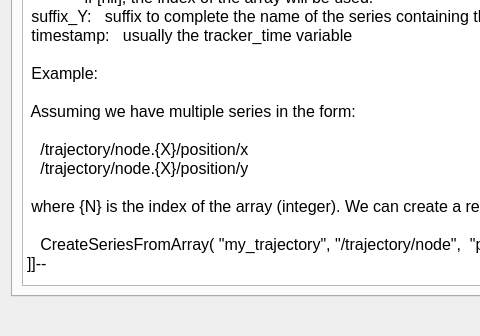
First picture: the form in plotjuggler_plugins/ToolboxLuaEditor/lua_editor.ui, repository facontidavide/plotjuggler-release, before the edit; both pictures show x 0 to 480 and y 291 to 627 of the 1084 by 627 pixel window.
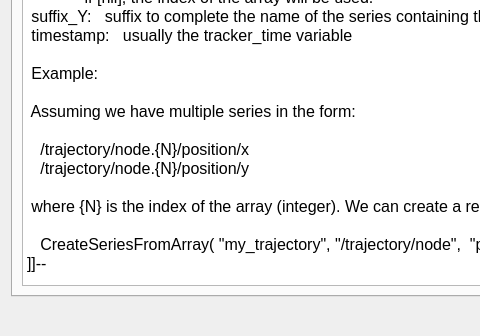
Second picture: the form after the edit. The open tabs and pages were chosen to show the change.

Patch:
```diff
--- a/plotjuggler_plugins/ToolboxLuaEditor/lua_editor.ui
+++ b/plotjuggler_plugins/ToolboxLuaEditor/lua_editor.ui
@@ -313,8 +313,8 @@
  
  Assuming we have multiple series in the form:
  
-   /trajectory/node.{X}/position/x
-   /trajectory/node.{X}/position/y
+   /trajectory/node.{N}/position/x
+   /trajectory/node.{N}/position/y
    
  where {N} is the index of the array (integer). We can create a reactive series from the array with:
  
```
